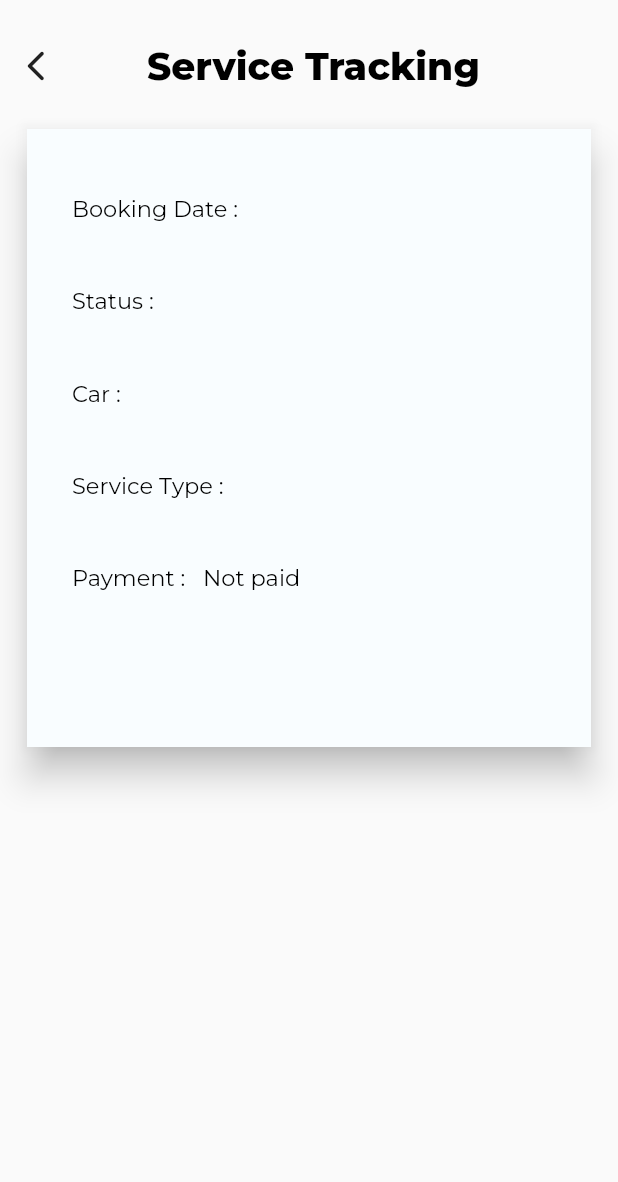
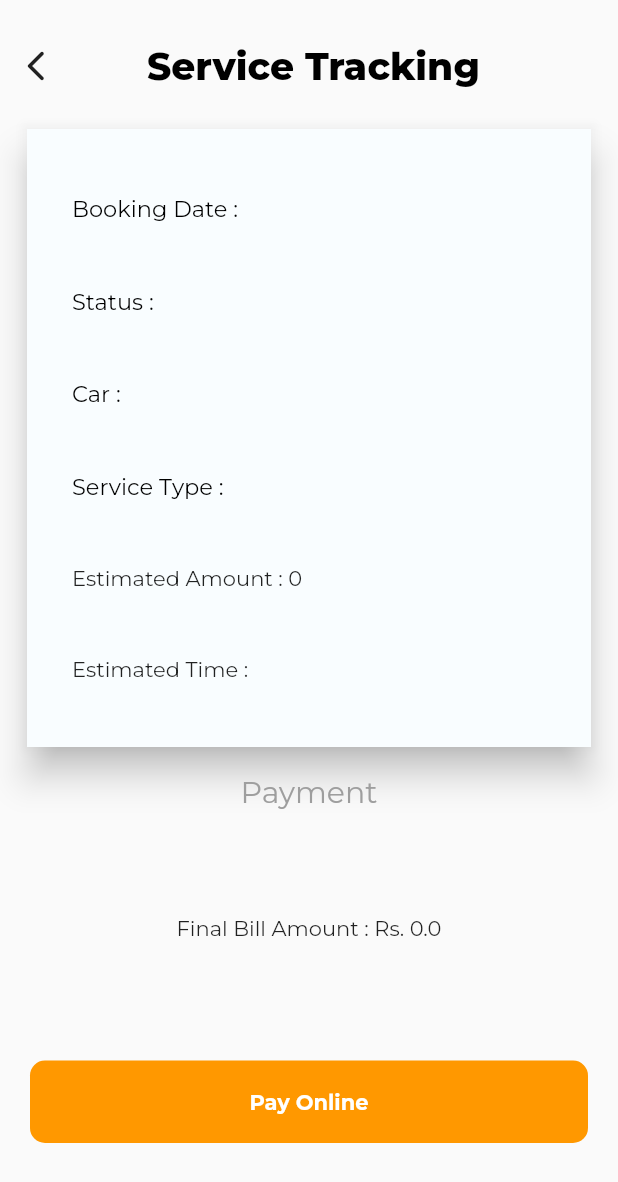
Before and after one commit to vishnu-Thottathil96/Car-Service-Booking-App, a Flutter app: the JobCardPage screen opened directly with empty values, on a phone screen of 412 x 824 dp. Shown: the top 1182 px of the screen. Run offline on Flutter 3.47's test engine with Material 2 defaults, Android fonts, the phone set to English and light mode, and no system bars; our stand-ins replace bloc, calendar_date_picker2, cloud_firestore, firebase_auth, firebase_core, firebase_storage and 8 more; missing offline and left inert: razorpay_flutter; accounts and stored records are empty.

```diff
--- a/lib/data/models/booking_model/booking_model.dart
+++ b/lib/data/models/booking_model/booking_model.dart
@@ -12,6 +12,8 @@
   DateTime dateTime;
   String? description;
   String bookedSlot;
+  bool isPaid;
+
   BookingModel({
     this.bookingId,
     required this.serviceType,
@@ -24,6 +26,7 @@
     required this.dateTime,
     required this.bookedSlot,
     this.finalBill,
+    this.isPaid = false,
   });
   factory BookingModel.fromJson(Map<String, dynamic> json) {
     return BookingModel(
@@ -35,7 +38,10 @@
       dateTime: (json['date'] as Timestamp).toDate(),
       description: json['description'],
       bookedSlot: json['bookedslot'],
+      estimatedAmount: json['estimatedamount'],
+      estimatedTime: json['estimatedtime'],
       finalBill: json['finalbill'],
+      isPaid: json['isPaid'] ?? false,
     );
   }
 }
--- a/lib/data/models/model_message.dart
+++ b/lib/data/models/model_message.dart
@@ -5,11 +5,13 @@
   final bool isSendByMe;
   final DateTime date;
   final String userId;
+  // final String seen;
   Message({
     required this.text,
     required this.date,
     required this.isSendByMe,
     required this.userId,
+    // required this.seen,
   });
   factory Message.fromJson(Map<String, dynamic> json) {
     return Message(
@@ -17,6 +19,7 @@
       isSendByMe: json['isSendByMe'],
       date: (json['date'] as Timestamp).toDate(),
       userId: json['userId'],
+      // seen: json['seen'],
     );
   }
   Map<String, dynamic> toJson() {
@@ -25,6 +28,7 @@
       'isSendByMe': isSendByMe,
       'date': Timestamp.fromDate(date),
       'userId': userId,
+      //'seen': seen,
     };
   }
 }
--- a/lib/presentation/screens/job_card/job_card.dart
+++ b/lib/presentation/screens/job_card/job_card.dart
@@ -1,8 +1,14 @@
 import 'package:flutter/material.dart';
 import 'package:motox/data/models/booking_model/booking_model.dart';
+import 'package:motox/data/repositories/service_repository.dart';
+import 'package:motox/data/repositories/user_repository.dart';
+import 'package:motox/presentation/screens/landing_screen/screen_landing.dart';
+import 'package:motox/presentation/widgets/large_button.dart';
+import 'package:motox/utils/colors/colors.dart';
 import 'package:motox/utils/constants/screen_size.dart';
 import 'package:motox/utils/constants/space.dart';
 import 'package:motox/utils/constants/text_styles.dart';
+import 'package:razorpay_flutter/razorpay_flutter.dart';
 
 class JobCardPage extends StatelessWidget {
   const JobCardPage(
@@ -73,24 +79,137 @@
                           'Service Type :   ${bookingModel.serviceType}',
                           style: TextStyles.normalTextBlack,
                         ),
-                        Text(
-                          'Payment :   Not paid',
-                          style: TextStyles.normalTextBlack,
-                        ),
+                        bookingModel.estimatedAmount == null
+                            ? const Text(
+                                'Estimated Amount :  Will be generated ')
+                            : Text(
+                                'Estimated Amount : ${bookingModel.estimatedAmount.toString()}',
+                              ),
                         bookingModel.estimatedTime == null
                             ? const Text('Estimated Time :  Will be generated ')
                             : Text(
-                                bookingModel.estimatedTime.toString(),
+                                'Estimated Time : ${bookingModel.estimatedTime.toString()}',
                               )
                       ],
                     ),
                   ),
                 ),
               ),
-            )
+            ),
+            bookingModel.finalBill != null
+                ? BillSection(bookingModel: bookingModel)
+                : SizedBox()
           ],
         ),
       )),
     );
   }
 }
+
+class BillSection extends StatefulWidget {
+  const BillSection({
+    super.key,
+    required this.bookingModel,
+  });
+
+  final BookingModel bookingModel;
+
+  @override
+  State<BillSection> createState() => _BillSectionState();
+}
+
+class _BillSectionState extends State<BillSection> {
+  var _razorpay = Razorpay();
+  String userName = 'Unknown User';
+  @override
+  void initState() {
+    // TODO: implement initState
+    _razorpay.on(Razorpay.EVENT_PAYMENT_SUCCESS, _handlePaymentSuccess);
+    _razorpay.on(Razorpay.EVENT_PAYMENT_ERROR, _handlePaymentError);
+    _razorpay.on(Razorpay.EVENT_EXTERNAL_WALLET, _handleExternalWallet);
+    // Fetch the username
+    UserRepository.getCurrentUserName(widget.bookingModel.userId).then((name) {
+      setState(() {
+        userName = name;
+      });
+    });
+    super.initState();
+  }
+
+  void _handlePaymentSuccess(PaymentSuccessResponse response) async {
+    // Do something when payment succeeds
+    print('Success');
+    await ServiceRepository().updatePaymentStatus(
+        bookingId: widget.bookingModel.bookingId!, status: true);
+    Navigator.pushAndRemoveUntil(
+        context,
+        MaterialPageRoute(
+          builder: (context) => LandingPage(),
+        ),
+        (route) => false);
+  }
+
+  void _handlePaymentError(PaymentFailureResponse response) {
+    // Do something when payment fails
+    print('Failed');
+  }
+
+  void _handleExternalWallet(ExternalWalletResponse response) {
+    // Do something when an external wallet is selected
+    print('External');
+  }
+
+  Widget build(BuildContext context) {
+    return Container(
+      child: Column(
+        children: [
+          Text(
+            'Payment',
+            style: TextStyles.subheadingGrey,
+          ),
+          vertical70,
+          Text('Final Bill Amount : Rs. ${widget.bookingModel.finalBill}'),
+          vertical60,
+          Padding(
+              padding: const EdgeInsets.all(20.0),
+              child: widget.bookingModel.isPaid == false
+                  ? LargeButton(
+                      context: context,
+                      onTap: () {
+                        double formatedAmount = widget.bookingModel.finalBill!;
+                        var options = {
+                          'method': {
+                            'netbanking': true,
+                            'card': true,
+                            'upi': true,
+                            'wallet': true,
+                          },
+                          'name': userName,
+                          'key': 'rzp_test_xI1eLMUOsqnyzG',
+                          "id": widget.bookingModel.bookingId,
+                          "entity": "order",
+                          "amount": formatedAmount * 100,
+                          "currency": "INR",
+                          "status": "created",
+                          "notes": [],
+                        };
+                        _razorpay.open(options);
+                      },
+                      text: 'Pay Online',
+                    )
+                  : Text(
+                      'Bill Already Paid',
+                      style: TextStyle(color: greenColor),
+                    ))
+        ],
+      ),
+    );
+  }
+
+  @override
+  void dispose() {
+    // TODO: implement dispose
+    _razorpay.clear();
+    super.dispose();
+  }
+}
--- a/pubspec.yaml
+++ b/pubspec.yaml
@@ -52,6 +52,7 @@
   firebase_storage: ^11.4.0
   step_progress_indicator: ^1.0.2
   transparent_image: ^2.0.1
+  razorpay_flutter: ^1.3.5
 
 
 
```
Also changed, not shown: lib/data/repositories/service_repository.dart (+19 -0 lines), lib/data/models/model_service.dart (deleted), pubspec.lock, 3 other files.
